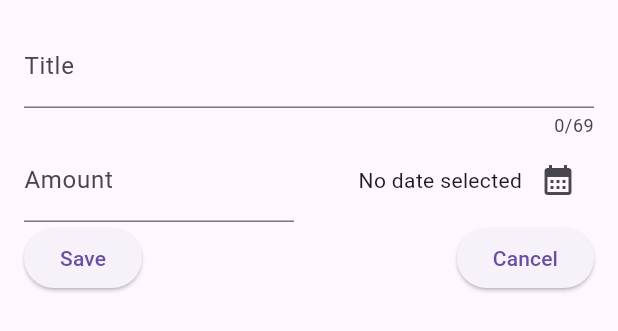
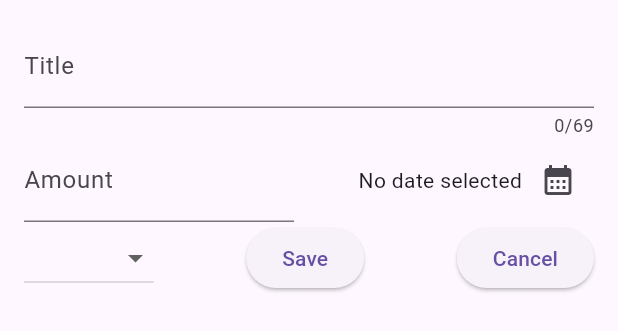
Before and after one commit to XenonIsPrecise/Expense_Tracker, a Flutter app: the NewExpense widget shown alone on an empty page, opened directly, on a phone screen of 412 x 824 dp. Shown: the top 331 px of the screen. Run offline on Flutter 3.47's test engine with Material 3 defaults, Android fonts, the phone set to English and light mode, and no system bars.

Commit message:
Dropdown added

```diff
--- a/lib/widgets/new_expense.dart
+++ b/lib/widgets/new_expense.dart
@@ -19,6 +19,7 @@ class _NewExpenseState extends State<NewExpense> {
   final _titleController = TextEditingController();
   final _amountController = TextEditingController();
   DateTime? _selectedDate;
+  Category _selectedCategory = Category.leisure;
 
   void _presentDatePicker() async {
     final now = DateTime.now();
@@ -87,6 +88,18 @@ class _NewExpenseState extends State<NewExpense> {
           Row(
             mainAxisAlignment: MainAxisAlignment.spaceBetween,
             children: [
+              DropdownButton(
+                items:
+                    Category.values
+                        .map(
+                          (category) => DropdownMenuItem(
+                            value: category,
+                            child: Text(category.name.toUpperCase()),
+                          ),
+                        )
+                        .toList(),
+                onChanged: (value) {},
+              ),
               ElevatedButton(
                 onPressed: () {
                   print(_titleController.text);
```
